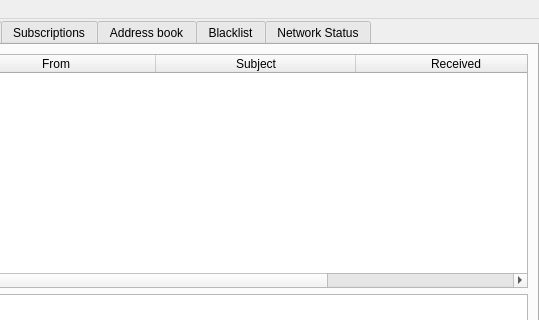
The window that bitmessageui.ui (Bitmessage/PyBitmessage) describes before a commit, drawn with Qt 5; both pictures show x 256 to 795 and y 0 to 320 of the 795 by 561 pixel window.
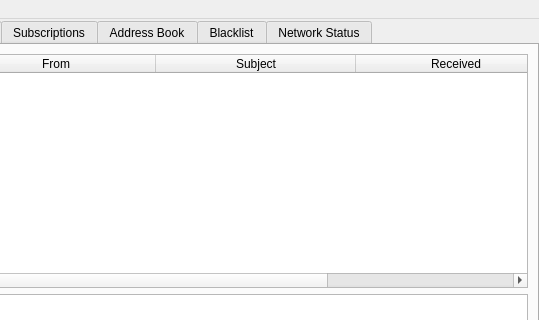
The same window after the commit. Icons and pictures are not drawn.

Commit message: capitalized the B in address book per Github issue 74

```diff
--- a/bitmessageui.ui
+++ b/bitmessageui.ui
@@ -569,7 +569,7 @@
          <normaloff>:/newPrefix/images/addressbook.png</normaloff>:/newPrefix/images/addressbook.png</iconset>
        </attribute>
        <attribute name="title">
-        <string>Address book</string>
+        <string>Address Book</string>
        </attribute>
        <layout class="QGridLayout" name="gridLayout_5">
         <item row="0" column="0" colspan="2">
```
The commit also changes 1 other file.
